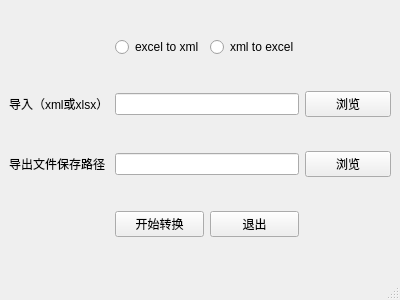
MaggieTian/PyqtTools, file TestLinkCaseCovert/src/Covert_UI.ui: the form before one commit.
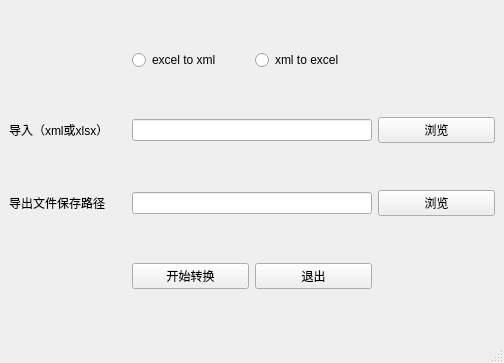
The form after the commit.

```diff
--- a/TestLinkCaseCovert/src/Covert_UI.ui
+++ b/TestLinkCaseCovert/src/Covert_UI.ui
@@ -6,8 +6,8 @@
    <rect>
     <x>0</x>
     <y>0</y>
-    <width>400</width>
-    <height>300</height>
+    <width>504</width>
+    <height>363</height>
    </rect>
   </property>
   <property name="minimumSize">
@@ -16,12 +16,6 @@
     <height>300</height>
    </size>
   </property>
-  <property name="maximumSize">
-   <size>
-    <width>400</width>
-    <height>300</height>
-   </size>
-  </property>
   <property name="windowTitle">
    <string>TestLink测试用例转换工具</string>
   </property>
```
Left out of the diff: 2 changed lines with no effect on the pictures.
